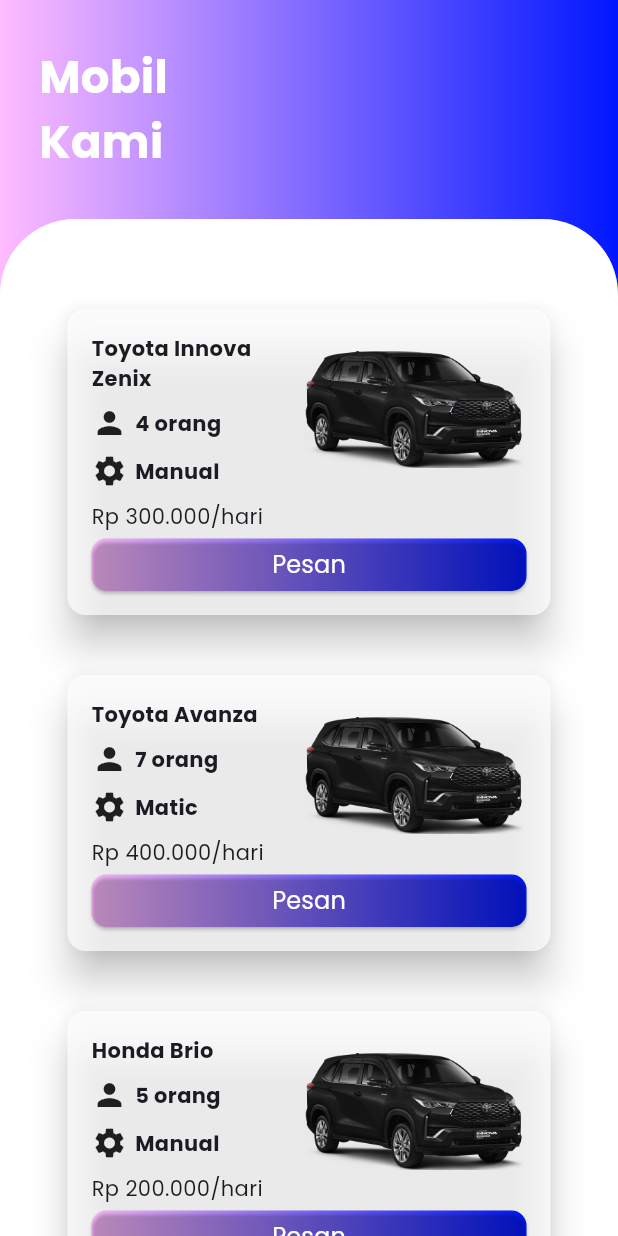
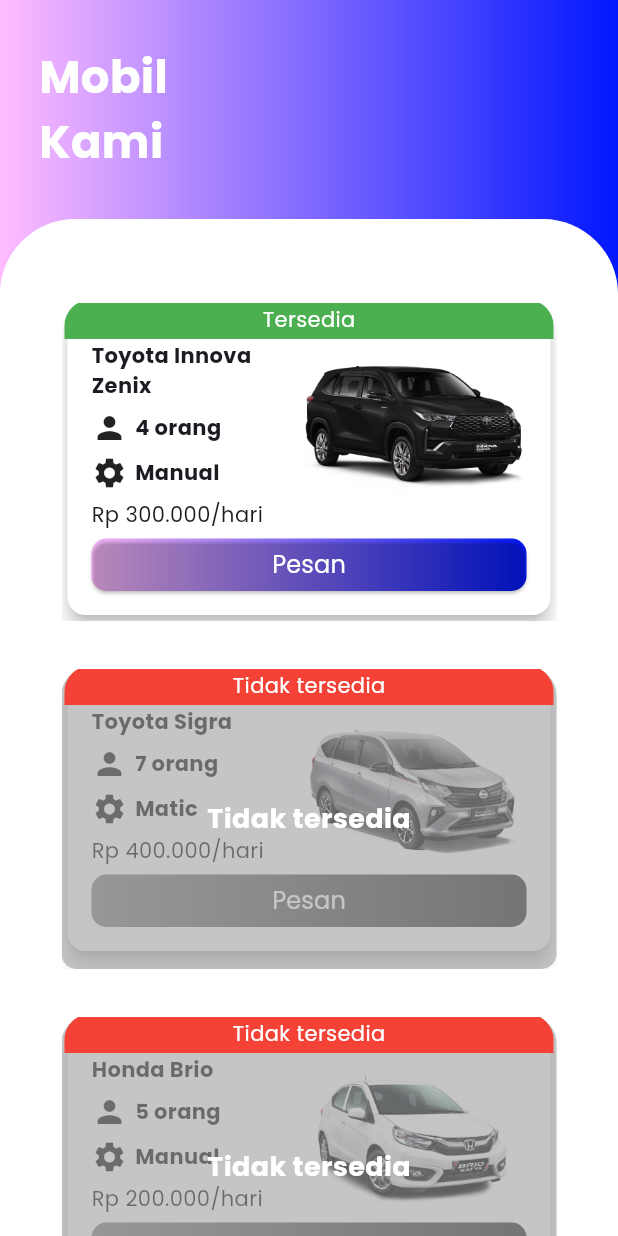
Before and after one commit to solsteace/gaskeun-mobile, a Flutter app: the CarPage screen opened directly, on a phone screen of 412 x 824 dp. Run offline on Flutter 3.47's test engine with Material 3 defaults, Android fonts, the phone set to English and light mode, and no system bars; our stand-ins replace file_picker.

Commit message:
pembaruan card

```diff
--- a/lib/components/car_card.dart
+++ b/lib/components/car_card.dart
@@ -1,8 +1,8 @@
 import 'package:flutter/material.dart';
-import "GradientButton.dart";
+import 'GradientButton.dart';
 
-import "../pages/carOrder/main.dart";
-import "../../models/Car.dart";
+import '../pages/carOrder/main.dart';
+import '../../models/Car.dart';
 
 /*
 cara pemanggilan
@@ -11,6 +11,8 @@ CarCard(
   people: 4,
   transmission: 'Manual',
   price: 'Rp 300.000/hari',
+  pathImage: 'car-zenix.png',
+  available: true,
 ),
 */
 
@@ -19,6 +21,8 @@ class CarCard extends StatelessWidget {
   final int people;
   final String transmission;
   final String price;
+  final String pathImage;
+  final bool available;
 
   const CarCard({
     super.key,
@@ -26,15 +30,19 @@ class CarCard extends StatelessWidget {
     required this.people,
     required this.transmission,
     required this.price,
+    required this.pathImage,
+    required this.available,
   });
 
   @override
   Widget build(BuildContext context) {
     return Padding(
       padding: const EdgeInsets.all(16),
-      child: Card(
-        elevation: 11,
-        color: Colors.white70,
+      child: Stack(
+        children: [
+          Card(
+            elevation: 5,
+            color: Colors.white,
             child: Padding(
               padding: const EdgeInsets.all(16),
               child: Column(
@@ -45,10 +53,12 @@ class CarCard extends StatelessWidget {
                     children: [
                       Expanded(
                         child: Column(
+
                           crossAxisAlignment: CrossAxisAlignment.start,
                           children: [
+                            SizedBox(height: 5),
                             Text(carName, style: TextStyle(fontWeight: FontWeight.bold)),
-                        SizedBox(height: 8),
+                            SizedBox(height: 6),
                             Row(
                               children: [
                                 Icon(Icons.person),
@@ -56,7 +66,7 @@ class CarCard extends StatelessWidget {
                                 Text('$people orang', style: TextStyle(fontWeight: FontWeight.bold)),
                               ],
                             ),
-                        SizedBox(height: 8),
+                            SizedBox(height: 6),
                             Row(
                               children: [
                                 Icon(Icons.settings),
@@ -64,24 +74,25 @@ class CarCard extends StatelessWidget {
                                 Text(transmission, style: TextStyle(fontWeight: FontWeight.bold)),
                               ],
                             ),
-                        SizedBox(height: 8),
+                            SizedBox(height: 6),
                             Text(price),
                           ],
                         ),
                       ),
                       SizedBox(width: 5),
                       Image.asset(
-                    'assets/img/car-zenix.png',
-                    height: 90,
+                        'assets/img/$pathImage',
+                        height: 110,
                         width: 150,
                         fit: BoxFit.cover,
                       ),
                     ],
                   ),
-              SizedBox(height: 5),
+                  SizedBox(height: 6),
                   Align(
                     alignment: Alignment.center,
-                child: GradientButton(onPressed: (){
+                    child: GradientButton(
+                      onPressed: available ? () {
                         Navigator.of(context).push(
                           MaterialPageRoute(
                             builder: (context) => CarOrderPage(
@@ -94,20 +105,69 @@ class CarCard extends StatelessWidget {
                                 brand: "Toyota",
                                 model: "Innova Zenix",
                                 description: "Deskripsi",
-                          status: "Tersedia",
+                                status: available ? "Tersedia" : "Tidak tersedia",
                                 plateNumber: "E 13 JIR",
                                 transmission: "Manual",
-                          fuel: "Bensin"
-                        )
-                      )
-                    )
+                                fuel: "Bensin",
+                              ),
+                            ),
+                          ),
                         );
-                }, text: "Pesan")
+                      } : null,
+                      text: "Pesan",
+                    ),
                   ),
                 ],
               ),
             ),
           ),
+          if (!available)
+            Container(
+              decoration: BoxDecoration(
+                color: Colors.grey.withOpacity(0.6),
+                borderRadius: BorderRadius.only(
+                  topRight: Radius.circular(17),
+                  bottomRight: Radius.circular(10),
+                  bottomLeft: Radius.circular(10),
+                  topLeft: Radius.circular(17),
+                ),
+                shape: BoxShape.rectangle,
+              ),
+              height: 200,
+              child: Center(
+                child: Text(
+                  'Tidak tersedia',
+                  style: TextStyle(
+                    color: Colors.white,
+                    fontWeight: FontWeight.bold,
+                    fontSize: 18,
+                  ),
+                ),
+              ),
+            ),
+          Positioned(
+            top: -2,
+            left: 2,
+            right: 2,
+            child: Container(
+              decoration: BoxDecoration(
+                color: available ? Colors.green : Colors.red,
+                borderRadius: BorderRadius.only(
+                  topLeft: Radius.circular(17),
+                  topRight: Radius.circular(17),
+                ),
+              ),
+              padding: EdgeInsets.symmetric(vertical: 3),
+              child: Center(
+                child: Text(
+                  available ? "Tersedia" : "Tidak tersedia",
+                  style: TextStyle(color: Colors.white),
+                ),
+              ),
+            ),
+          ),
+        ],
+      ),
     );
   }
 }
--- a/lib/pages/home/myCarPage.dart
+++ b/lib/pages/home/myCarPage.dart
@@ -65,24 +65,32 @@ class CarPage extends StatelessWidget {
                       people: 4,
                       transmission: 'Manual',
                       price: 'Rp 300.000/hari',
+                      pathImage: "car-zenix.png",
+                      available: true,
                     ),
                     CarCard(
-                      carName: 'Toyota Avanza',
+                      carName: 'Toyota Sigra',
                       people: 7,
                       transmission: 'Matic',
                       price: 'Rp 400.000/hari',
+                      pathImage: "car-sigra.png",
+                      available: false,
                     ),
                     CarCard(
                       carName: 'Honda Brio',
                       people: 5,
                       transmission: 'Manual',
                       price: 'Rp 200.000/hari',
+                      pathImage: "car-brio.png",
+                      available: false,
                     ),
                     CarCard(
                       carName: 'Honda Brio',
                       people: 5,
                       transmission: 'Manual',
                       price: 'Rp 200.000/hari',
+                      pathImage: "car-brio.png",
+                      available: true,
                     ),
 
                   ],
```
Lines whose indentation alone changed are shown as unchanged.
